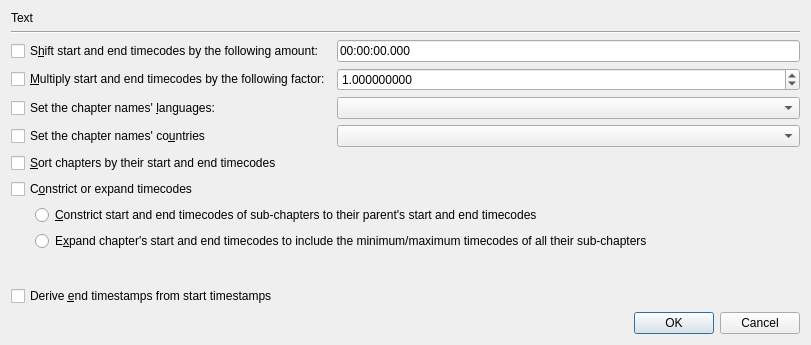
First picture: the form in src/mkvtoolnix-gui/forms/chapter_editor/mass_modification_dialog.ui, repository jpsdr/MKVToolnix-Windows-7, before the edit.
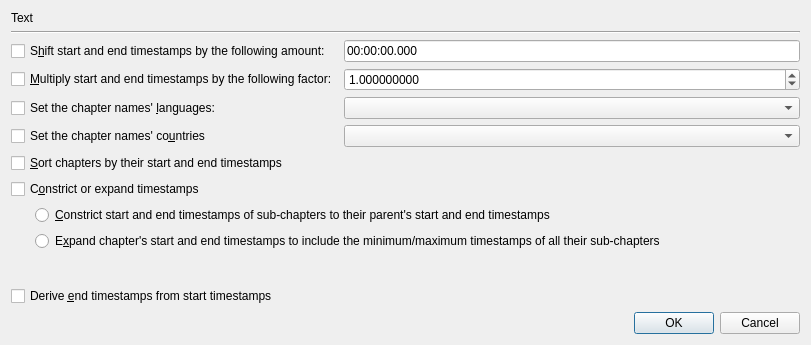
Second picture: the form after the edit. Custom widgets are drawn as their Qt base class.

Commit message:
GUI: chapters: rename `timecode` → `timestamp`
Part of an ongoing effort to replace the use of the term `timecode`
with `timestamp`. Timecodes have a very specific meaning in the
audio/video world, and it's not what MKVToolNix has been using the
term for.

The edit to the form file:
```diff
--- a/src/mkvtoolnix-gui/forms/chapter_editor/mass_modification_dialog.ui
+++ b/src/mkvtoolnix-gui/forms/chapter_editor/mass_modification_dialog.ui
@@ -49,7 +49,7 @@
      <item row="0" column="0">
       <widget class="QCheckBox" name="cbShift">
        <property name="text">
-        <string>S&amp;hift start and end timecodes by the following amount:</string>
+        <string>S&amp;hift start and end timestamps by the following amount:</string>
        </property>
       </widget>
      </item>
@@ -76,7 +76,7 @@
      <item row="1" column="0">
       <widget class="QCheckBox" name="cbMultiply">
        <property name="text">
-        <string>&amp;Multiply start and end timecodes by the following factor:</string>
+        <string>&amp;Multiply start and end timestamps by the following factor:</string>
        </property>
       </widget>
      </item>
@@ -101,14 +101,14 @@
    <item>
     <widget class="QCheckBox" name="cbSort">
      <property name="text">
-      <string>&amp;Sort chapters by their start and end timecodes</string>
+      <string>&amp;Sort chapters by their start and end timestamps</string>
      </property>
     </widget>
    </item>
    <item>
     <widget class="QCheckBox" name="cbConstrictExpand">
      <property name="text">
-      <string>C&amp;onstrict or expand timecodes</string>
+      <string>C&amp;onstrict or expand timestamps</string>
      </property>
     </widget>
    </item>
@@ -135,14 +135,14 @@
        <item>
         <widget class="QRadioButton" name="rbConstrict">
          <property name="text">
-          <string>&amp;Constrict start and end timecodes of sub-chapters to their parent's start and end timecodes</string>
+          <string>&amp;Constrict start and end timestamps of sub-chapters to their parent's start and end timestamps</string>
          </property>
         </widget>
        </item>
        <item>
         <widget class="QRadioButton" name="rbExpand">
          <property name="text">
-          <string>E&amp;xpand chapter's start and end timecodes to include the minimum/maximum timecodes of all their sub-chapters</string>
+          <string>E&amp;xpand chapter's start and end timestamps to include the minimum/maximum timestamps of all their sub-chapters</string>
          </property>
         </widget>
        </item>
```
The commit also changes 6 other files.
